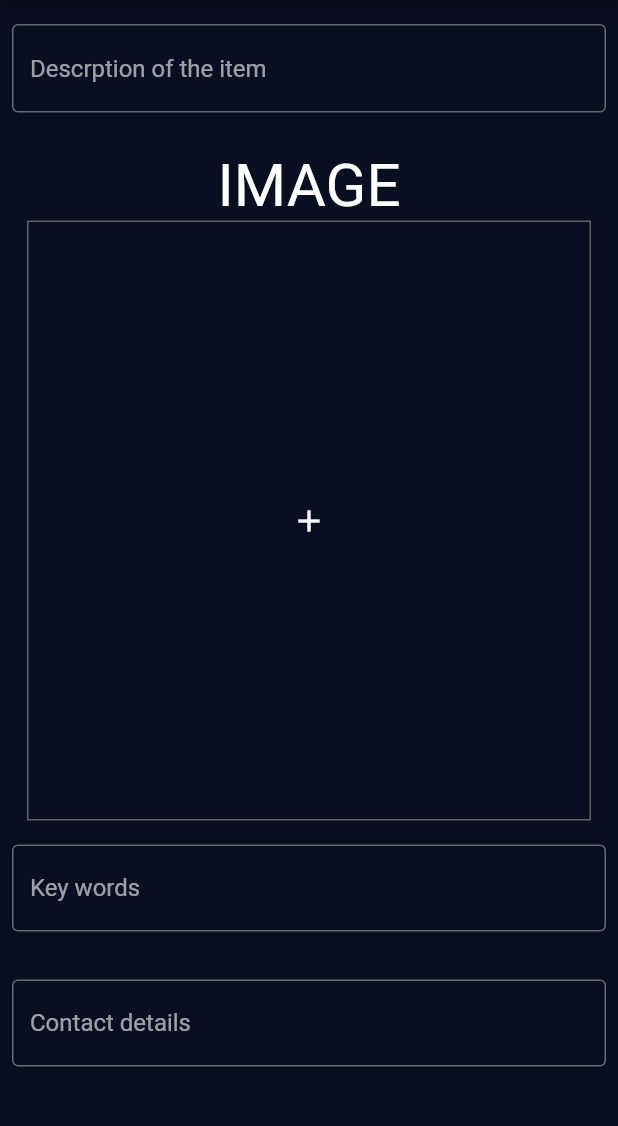
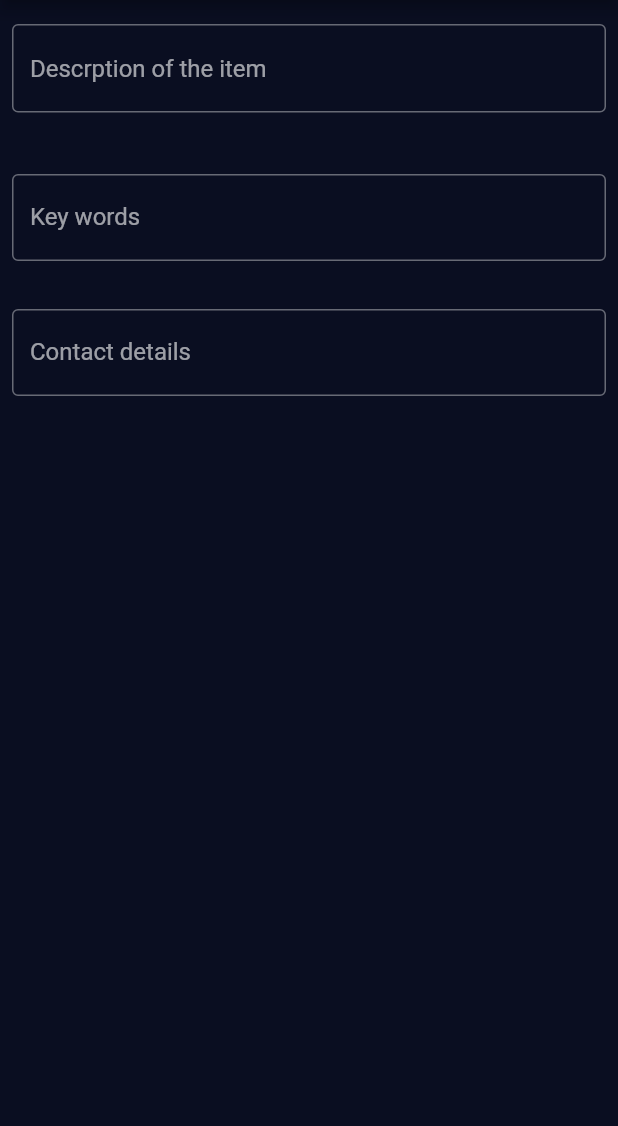
Before and after one commit to bhumika-kalaru/Alie, a Flutter app: the FaddItems screen opened directly, on a phone screen of 412 x 824 dp, the part 84-1210 px from its top. Run offline on Flutter 3.47's test engine with Material 2 defaults, Android fonts, the light colour scheme and no system bars; our stand-ins replace cloud_firestore, firebase_auth, firebase_core, flutter_signin_button, google_sign_in; accounts and stored records are empty.

Commit message:
image commenting

```diff
--- a/lib/pages/FaddItems.dart
+++ b/lib/pages/FaddItems.dart
@@ -40,17 +40,17 @@ class _FaddItemsState extends State<FaddItems> {
                 ),
               ),
             ),
-            Text(
-              'IMAGE',
-              style: TextStyle(fontSize: 40),
-            ),
-            Container(
-              decoration:
-                  BoxDecoration(border: Border.all(color: Color(0xCC777676))),
-              height: 400,
-              width: 376,
-              child: GestureDetector(child: Center(child: Icon(Icons.add))),
-            ),
+//             Text(
+//               'IMAGE',
+//               style: TextStyle(fontSize: 40),
+//             ),
+//             Container(
+//               decoration:
+//                   BoxDecoration(border: Border.all(color: Color(0xCC777676))),
+//               height: 400,
+//               width: 376,
+//               child: GestureDetector(child: Center(child: Icon(Icons.add))),
+//             ),
             Container(
               height: 90,
               width: 500,
```
